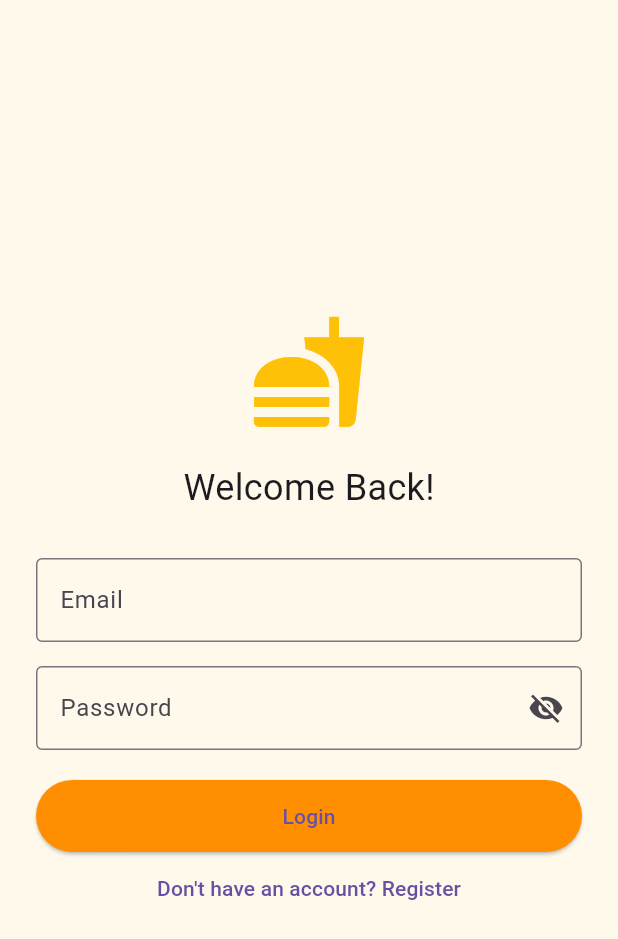
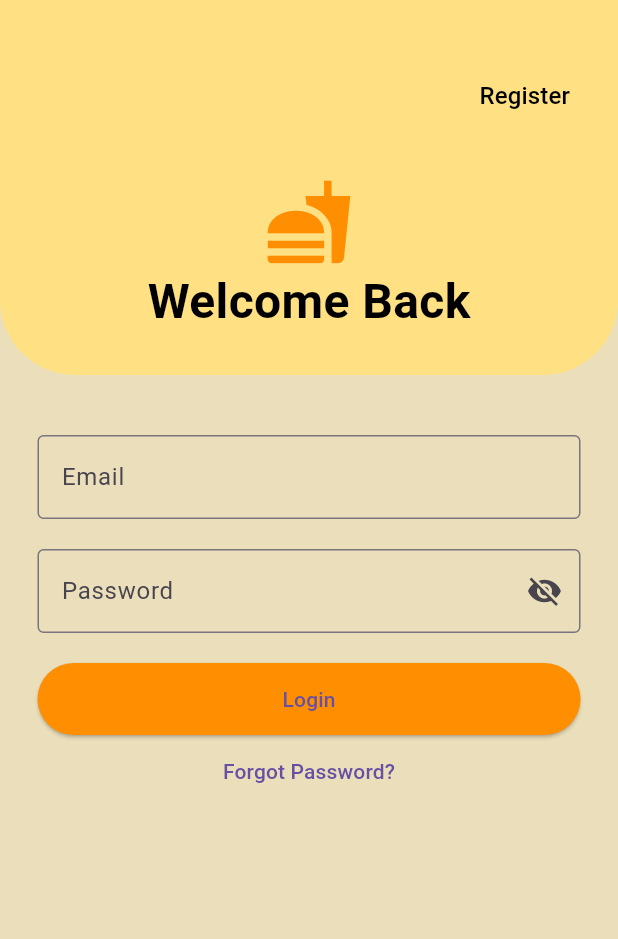
Before and after one commit to Ashil2005/canteen_app, a Flutter app: the screen it shows after launch, on a phone screen of 412 x 824 dp. Shown: the top 939 px of the screen. Run offline on Flutter 3.47's test engine with Material 3 defaults, Android fonts, the light colour scheme and no system bars; our stand-ins replace firebase_auth, firebase_core; accounts and stored records are empty.

Commit message:
UI Changes

```diff
--- a/lib/screens/login/login_screen.dart
+++ b/lib/screens/login/login_screen.dart
@@ -1,3 +1,4 @@
+import 'package:canteen_app/screens/forgotpw/forgotpw.dart';
 import 'package:flutter/material.dart';
 import '../../auth/auth_service.dart';
 
@@ -40,27 +41,67 @@ class _LoginScreenState extends State<LoginScreen> {
   @override
   Widget build(BuildContext context) {
     return Scaffold(
-      backgroundColor: const Color(0xFFFFF9EC),
-      body: Padding(
-        padding: const EdgeInsets.all(24),
-        child: Center(
-          child: SingleChildScrollView(
+      backgroundColor: Color(0xFFEBDEBA), // Light yellow background
+      body: SingleChildScrollView(
         child: Column(
           children: [
-                Icon(Icons.fastfood, size: 80, color: Colors.amber),
-                SizedBox(height: 20),
-                Text("Welcome Back!", style: TextStyle(fontSize: 24)),
+            Container(
+              height: 250,
+              decoration: BoxDecoration(
+                color: Colors.amber[200],
+                borderRadius: BorderRadius.only(
+                  bottomLeft: Radius.circular(50),
+                  bottomRight: Radius.circular(50),
+                ),
+              ),
+              child: Padding(
+                padding:
+                    const EdgeInsets.symmetric(horizontal: 20, vertical: 40),
+                child: Column(
+                  crossAxisAlignment: CrossAxisAlignment.center,
+                  children: [
+                    Row(
+                      mainAxisAlignment: MainAxisAlignment.end,
+                      children: [
+                        TextButton(
+                          onPressed: () {
+                            Navigator.pushNamed(context, '/register');
+                          },
+                          child: Text(
+                            "Register",
+                            style: TextStyle(fontSize: 16, color: Colors.black),
+                          ),
+                        ),
+                      ],
+                    ),
                     SizedBox(height: 30),
-
+                    Icon(Icons.fastfood, size: 60, color: Colors.amber[800]),
+                    Text(
+                      "Welcome Back",
+                      style: TextStyle(
+                        fontSize: 32,
+                        fontWeight: FontWeight.bold,
+                        color: Colors.black,
+                      ),
+                    ),
+                  ],
+                ),
+              ),
+            ),
+            SizedBox(height: 40),
+            Padding(
+              padding: const EdgeInsets.symmetric(horizontal: 25),
+              child: Column(
+                children: [
                   TextField(
                     controller: _emailController,
+                    keyboardType: TextInputType.emailAddress,
                     decoration: InputDecoration(
                       labelText: 'Email',
                       border: OutlineInputBorder(),
                     ),
                   ),
-                SizedBox(height: 16),
-
+                  SizedBox(height: 20),
                   TextField(
                     controller: _passwordController,
                     obscureText: _obscurePassword,
@@ -82,30 +123,29 @@ class _LoginScreenState extends State<LoginScreen> {
                     ),
                   ),
                   SizedBox(height: 20),
-
                   if (_error != null)
                     Text(_error!, style: TextStyle(color: Colors.red)),
-
                   ElevatedButton(
                     onPressed: _isLoading ? null : _handleLogin,
                     style: ElevatedButton.styleFrom(
-                    backgroundColor: Colors.amber[800],
+                      backgroundColor: const Color(0xFFFF8F00),
                       minimumSize: Size(double.infinity, 48),
                     ),
                     child: _isLoading
                         ? CircularProgressIndicator(color: Colors.white)
                         : Text("Login"),
                   ),
-
                   TextButton(
                     onPressed: () {
-                    Navigator.pushNamed(context, '/register');
+                      Navigator.of(context).push(MaterialPageRoute(
+                          builder: (ctx) => ForgotPWScreen()));
                     },
-                  child: Text("Don't have an account? Register"),
+                    child: Text('Forgot Password?'),
                   ),
                 ],
               ),
             ),
+          ],
         ),
       ),
     );
--- a/lib/screens/register/register_screen.dart
+++ b/lib/screens/register/register_screen.dart
@@ -40,14 +40,14 @@ class _RegisterScreenState extends State<RegisterScreen> {
   @override
   Widget build(BuildContext context) {
     return Scaffold(
-      backgroundColor: const Color(0xFFFFF9EC),
+      backgroundColor: const Color(0xFFEBDEBA),
       body: Padding(
         padding: const EdgeInsets.all(24),
         child: Center(
           child: SingleChildScrollView(
             child: Column(
               children: [
-                Icon(Icons.person_add, size: 80, color: Colors.amber),
+                Icon(Icons.person_add, size: 80, color: Colors.amber[800]),
                 SizedBox(height: 20),
                 Text("Create Account", style: TextStyle(fontSize: 24)),
                 SizedBox(height: 30),
```
Also changed, not shown: lib/screens/forgotpw/codeverification.dart (added, +44 -0 lines), lib/screens/forgotpw/forgotpw.dart (added, +49 -0 lines). Lines whose indentation alone changed are shown as unchanged.
